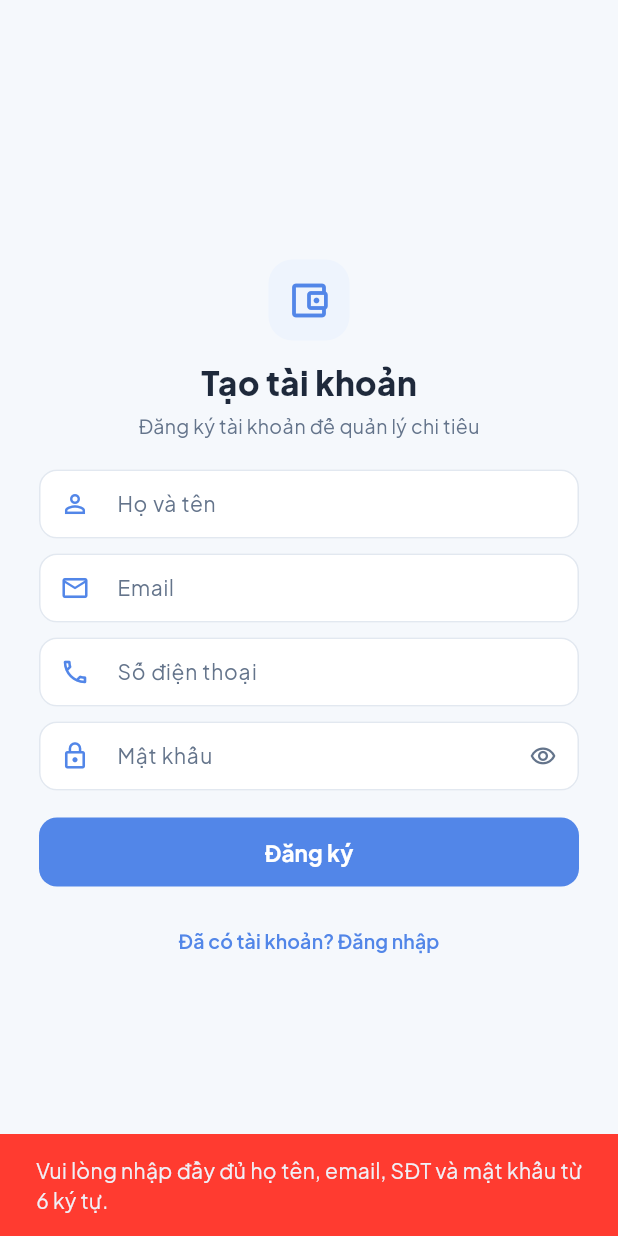
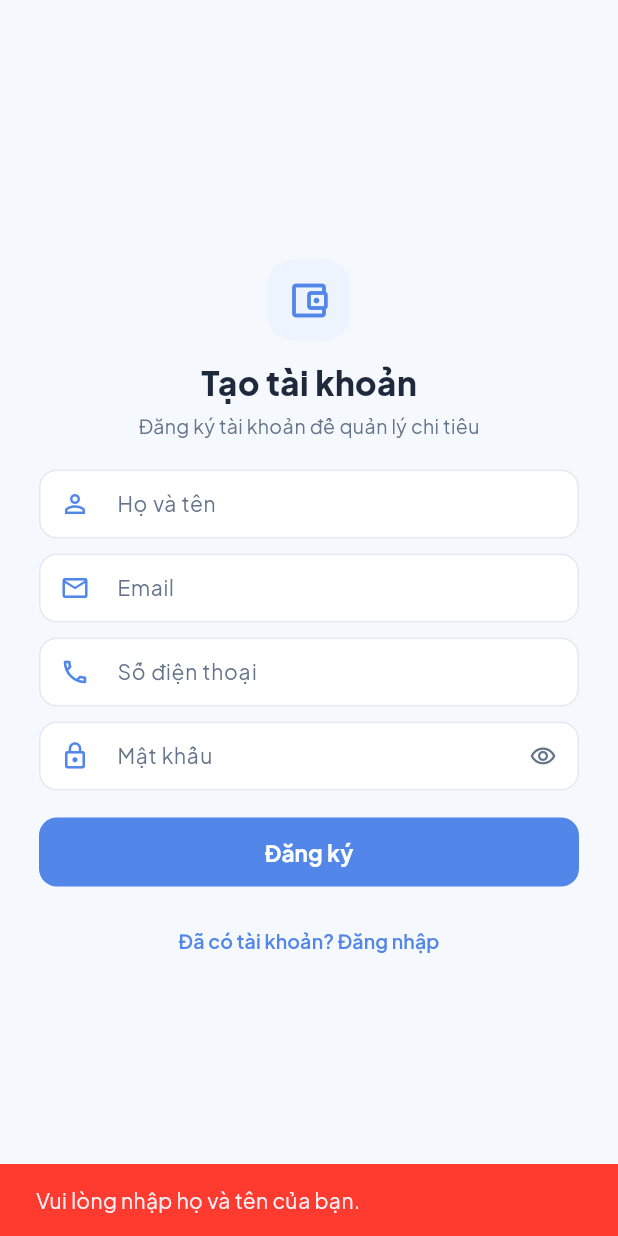
Before and after one commit to hynengy/Vi-xinh, a Flutter app: the screen it shows after launch, after a tap on "Chưa có tài khoản? Đăng ký", after a tap on "Đăng ký", on a phone screen of 412 x 824 dp. Run offline on Flutter 3.47's test engine with Material 3 defaults, Android fonts, the phone set to English and light mode, and no system bars; our stand-ins replace camera, fl_chart, google_fonts, image_picker, shared_preferences, sqflite; missing offline and left inert: google_mlkit_text_recognition; accounts and stored records are empty.

Commit message:
refactor: eliminate OCR wording across mobile and web UI, refine real user authentication and verify all features

```diff
--- a/phase-2-mobile-app/lib/screens/auth/login_screen.dart
+++ b/phase-2-mobile-app/lib/screens/auth/login_screen.dart
@@ -37,18 +37,30 @@ class _LoginScreenState extends State<LoginScreen> {
     setState(() => _busy = true);
     try {
       if (_isRegister) {
-        if (_nameCtrl.text.trim().length < 2 ||
-            !_emailCtrl.text.contains('@') ||
-            _phoneCtrl.text.trim().length < 9 ||
-            _passwordCtrl.text.length < 6) {
-          _toast('Vui lòng nhập đầy đủ họ tên, email, SĐT và mật khẩu từ 6 ký tự.');
+        final name = _nameCtrl.text.trim();
+        final email = _emailCtrl.text.trim();
+        final phone = _phoneCtrl.text.trim();
+        final pw = _passwordCtrl.text;
+        final hasEmail = email.contains('@');
+        final hasPhone = phone.length >= 9;
+
+        if (name.length < 2) {
+          _toast('Vui lòng nhập họ và tên của bạn.');
+          return;
+        }
+        if (!hasEmail && !hasPhone) {
+          _toast('Vui lòng nhập ít nhất Email hoặc Số điện thoại hợp lệ.');
+          return;
+        }
+        if (pw.length < 6) {
+          _toast('Mật khẩu bảo mật phải có ít nhất 6 ký tự.');
           return;
         }
         await auth.register(
-          fullName: _nameCtrl.text,
-          email: _emailCtrl.text,
-          phone: _phoneCtrl.text,
-          password: _passwordCtrl.text,
+          fullName: name,
+          email: email,
+          phone: phone,
+          password: pw,
         );
       } else {
         final id = _identityCtrl.text.trim();
--- a/phase-2-mobile-app/lib/screens/review/review_receipt_screen.dart
+++ b/phase-2-mobile-app/lib/screens/review/review_receipt_screen.dart
@@ -212,7 +212,7 @@ class _ReviewReceiptScreenState extends State<ReviewReceiptScreen> {
                   Expanded(
                     child: Text(
                       _weakOcr
-                          ? 'OCR chưa chắc. Hãy kiểm tra tên quán và số tiền trước khi lưu.'
+                          ? 'Hệ thống AI đề xuất kiểm tra lại tên quán và số tiền trước khi lưu.'
                           : 'Đã nhận diện${widget.ocrMs != null ? ' trong ${widget.ocrMs}ms' : ''}${widget.ocrLines != null ? ' · ${widget.ocrLines} dòng' : ''}',
                       style: TextStyle(
                         color: _weakOcr ? const Color(0xFF9A3412) : Colors.green,
@@ -479,7 +479,7 @@ class _ReviewReceiptScreenState extends State<ReviewReceiptScreen> {
             Card(
               shape: RoundedRectangleBorder(borderRadius: BorderRadius.circular(14)),
               child: ExpansionTile(
-                title: const Text('Xem text OCR', style: TextStyle(fontSize: 13, fontWeight: FontWeight.w600)),
+                title: const Text('Xem văn bản trích xuất', style: TextStyle(fontSize: 13, fontWeight: FontWeight.w600)),
                 children: [
                   Container(
                     width: double.infinity,
--- a/phase-2-mobile-app/lib/screens/splash/splash_screen.dart
+++ b/phase-2-mobile-app/lib/screens/splash/splash_screen.dart
@@ -182,7 +182,7 @@ class _SplashScreenState extends State<SplashScreen>
                     ),
                     const SizedBox(height: 16),
                     Text(
-                      'Phiên bản 1.0.0 · On-Device OCR',
+                      'Phiên bản 1.0.0 · Trích Xuất AI Thông Minh',
                       style: TextStyle(
                         fontSize: 11,
                         color: AppColors.textSecondary.withValues(alpha: 0.7),
--- a/phase-2-mobile-app/pubspec.yaml
+++ b/phase-2-mobile-app/pubspec.yaml
@@ -1,5 +1,5 @@
 name: vi_xinh_mobile
-description: "Ví Xinh - Ứng Dụng Quản Lý Tài Chính Cá Nhân & Nhóm Sử Dụng Thị Giác Máy Tính & OCR On-Device"
+description: "Ví Xinh - Ứng Dụng Quản Lý Tài Chính Cá Nhân & Nhóm Sử Dụng Mô Hình Ngôn Ngữ Lớn & Trích Xuất Hóa Đơn AI"
 publish_to: "none"
 version: 1.0.0+1
 
@@ -19,7 +19,7 @@ dependencies:
   # State Management
   provider: ^6.1.2
 
-  # Camera & Google ML Kit On-Device OCR
+  # Camera & Nhận Diện Hóa Đơn On-Device
   camera: ^0.10.5+9
   google_mlkit_text_recognition: ^0.11.0
   image_picker: ^1.0.7
```
Also changed, not shown: phase-2-mobile-app/lib/services/database_helper.dart (+55 -18 lines), 6 other files.
